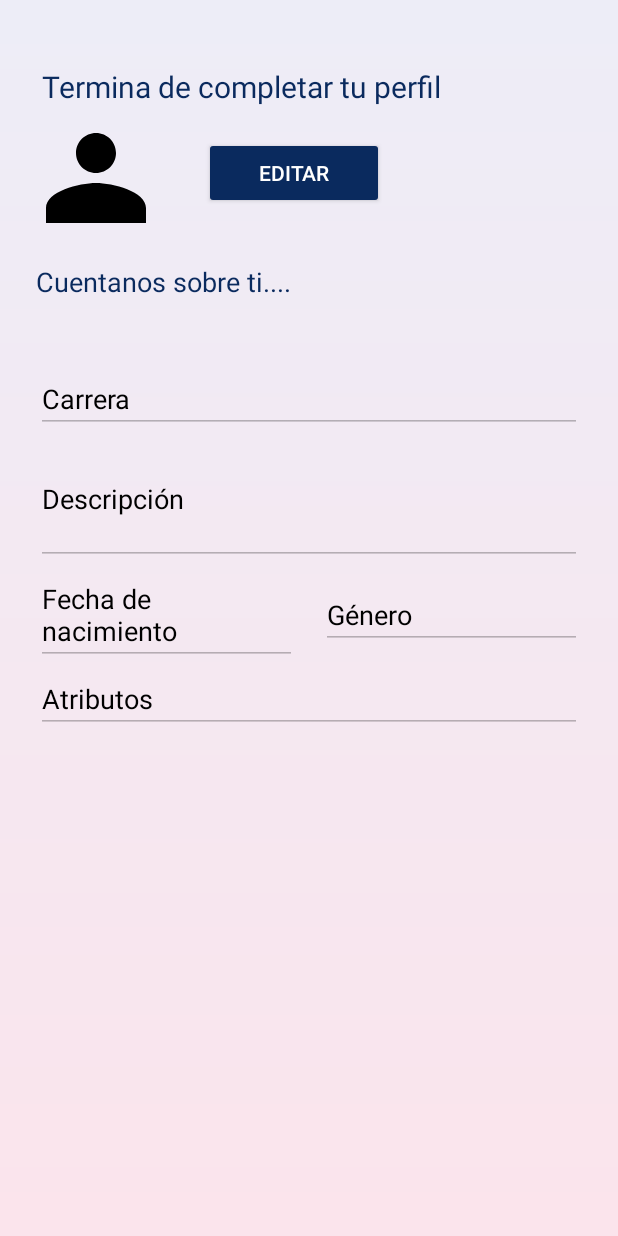
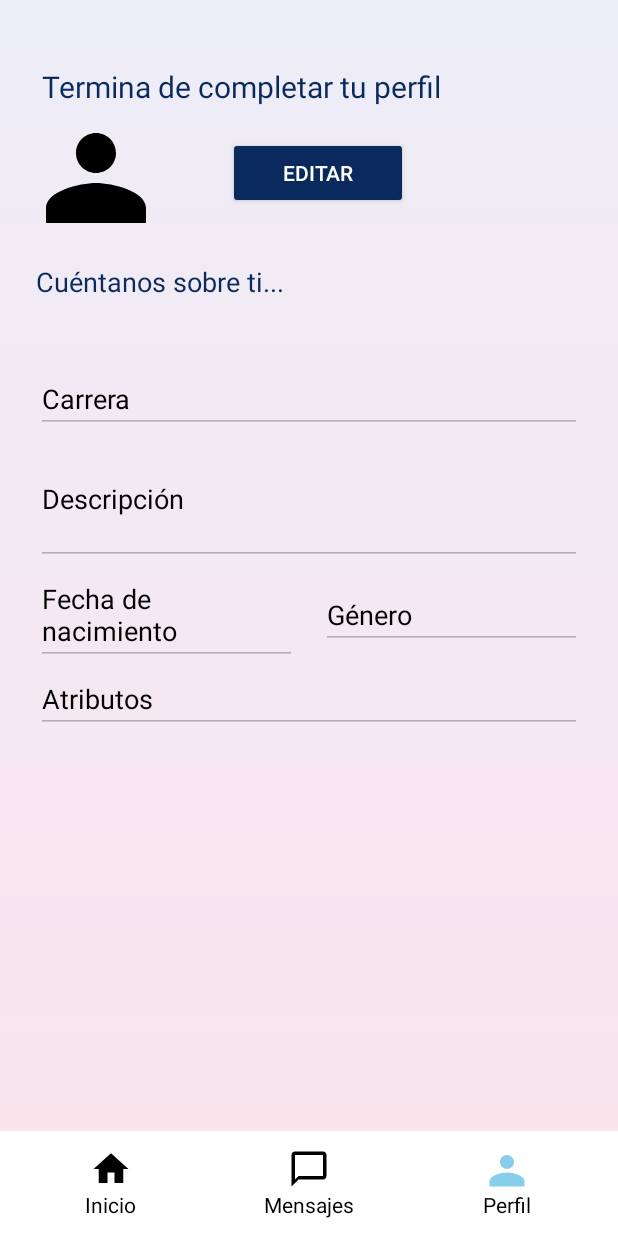
Before and after one commit to merenganov/NexuApp, an Android app built with Jetpack Compose: the ProfileActivity screen opened directly, with no data from a screen before it, on a phone screen of 412 x 824 dp. Run offline under Robolectric (Android 15) with nearby library versions, the phone set to English and light mode, and no system bars.

Commit message:
Commit diez
Corrección de barra inferior en perfil

```diff
--- a/app/src/main/java/com/example/nexu/ProfileActivity.kt
+++ b/app/src/main/java/com/example/nexu/ProfileActivity.kt
@@ -1,5 +1,6 @@
 package com.example.nexu
 
+import android.content.Intent
 import android.content.SharedPreferences
 import android.os.Bundle
 import android.view.View
@@ -11,6 +12,7 @@ class ProfileActivity : AppCompatActivity() {
     private lateinit var sharedPref: SharedPreferences
     private lateinit var email: String
 
+
     override fun onCreate(savedInstanceState: Bundle?) {
         super.onCreate(savedInstanceState)
         setContentView(R.layout.activity_profile)
@@ -19,6 +21,8 @@ class ProfileActivity : AppCompatActivity() {
 
         // Traemos el email del usuario actual
         email = intent.getStringExtra("email") ?: ""
+
+
 
         // Referencias UI
         val txtNombre = findViewById<TextView>(R.id.txtNombre)
@@ -130,6 +134,13 @@ class ProfileActivity : AppCompatActivity() {
 
 
         }
+        val navHome = findViewById<LinearLayout>(R.id.navHome)
+        navHome.setOnClickListener {
+            val intent = Intent(this, HomeActivity::class.java)
+            startActivity(intent)
+        }
+        //val navMessages = findViewById<LinearLayout>(R.id.navMessages)
+        //val navProfile = findViewById<LinearLayout>(R.id.navProfile)
     }
 
     // Función para activar/desactivar edición
--- /dev/null
+++ b/app/src/main/res/drawable/ic_home.xml
@@ -0,0 +1,5 @@
+<vector xmlns:android="http://schemas.android.com/apk/res/android" android:height="24dp" android:tint="#000000" android:viewportHeight="24" android:viewportWidth="24" android:width="24dp">
+
+    <path android:fillColor="@android:color/white" android:pathData="M10,20v-6h4v6h5v-8h3L12,3 2,12h3v8z"/>
+
+</vector>
--- /dev/null
+++ b/app/src/main/res/drawable/ic_menu.xml
@@ -0,0 +1,5 @@
+<vector xmlns:android="http://schemas.android.com/apk/res/android" android:height="24dp" android:tint="#000000" android:viewportHeight="24" android:viewportWidth="24" android:width="24dp">
+
+    <path android:fillColor="@android:color/white" android:pathData="M3,18h18v-2L3,16v2zM3,13h18v-2L3,11v2zM3,6v2h18L21,6L3,6z"/>
+
+</vector>
--- /dev/null
+++ b/app/src/main/res/drawable/ic_message.xml
@@ -0,0 +1,9 @@
+<vector xmlns:android="http://schemas.android.com/apk/res/android"
+    android:width="24dp"
+    android:height="24dp"
+    android:viewportWidth="24"
+    android:viewportHeight="24">
+    <path
+        android:fillColor="@color/black"
+        android:pathData="M20,2L4,2C2.9,2 2,2.9 2,4L2,22L6,18L20,18C21.1,18 22,17.1 22,16L22,4C22,2.9 21.1,2 20,2zM20,16L6,16L4,18L4,4L20,4L20,16z" />
+</vector>
--- /dev/null
+++ b/app/src/main/res/drawable/ic_profil.xml
@@ -0,0 +1,9 @@
+<vector xmlns:android="http://schemas.android.com/apk/res/android"
+    android:width="24dp"
+    android:height="24dp"
+    android:viewportWidth="24"
+    android:viewportHeight="24">
+    <path
+        android:fillColor="#87CEEB"
+        android:pathData="M12,12c2.21,0 4,-1.79 4,-4s-1.79,-4 -4,-4 -4,1.79 -4,4 1.79,4 4,4zM12,14c-3.33,0 -10,1.67 -10,5v3h20v-3c0,-3.33 -6.67,-5 -10,-5z"/>
+</vector>
--- a/app/src/main/res/layout/activity_profile.xml
+++ b/app/src/main/res/layout/activity_profile.xml
@@ -1,14 +1,23 @@
 <?xml version="1.0" encoding="utf-8"?>
-<ScrollView xmlns:android="http://schemas.android.com/apk/res/android"
+<LinearLayout xmlns:android="http://schemas.android.com/apk/res/android"
     android:layout_width="match_parent"
     android:layout_height="match_parent"
+    android:orientation="vertical"
     android:background="@drawable/home_gradient">
+
+    <!-- SCROLLVIEW (solo 1 hijo permitido) -->
+    <ScrollView
+        android:layout_width="match_parent"
+        android:layout_height="0dp"
+        android:layout_weight="1">
 
         <LinearLayout
             android:orientation="vertical"
             android:padding="24dp"
             android:layout_width="match_parent"
             android:layout_height="wrap_content">
+
+            <!-- MENSAJE COMPLETAR PERFIL -->
             <TextView
                 android:id="@+id/msgCompletar"
                 android:layout_width="wrap_content"
@@ -19,8 +28,7 @@
                 android:layout_marginTop="16dp"
                 android:padding="4dp" />
 
-
-        <!-- FOTO + BOTÓN EDITAR -->
+            <!-- FOTO + NOMBRE HEADER + BOTÓN EDITAR -->
             <LinearLayout
                 android:orientation="horizontal"
                 android:gravity="center_vertical"
@@ -32,6 +40,7 @@
                     android:layout_width="80dp"
                     android:layout_height="80dp"
                     android:src="@drawable/ic_profile" />
+
                 <TextView
                     android:id="@+id/txtNombreHeader"
                     android:layout_width="wrap_content"
@@ -40,8 +49,7 @@
                     android:textSize="22sp"
                     android:textStyle="bold"
                     android:textColor="@color/textPrimaryBlue"
-                android:layout_marginTop="8dp"/>
-
+                    android:layout_marginStart="16dp"/>
 
                 <Button
                     android:id="@+id/btnEditar"
@@ -51,20 +59,21 @@
                     android:text="EDITAR"
                     android:backgroundTint="@color/textPrimaryBlue"
                     android:textColor="@color/white" />
+
+
             </LinearLayout>
 
-        <!-- MENSAJE -->
+            <!-- Cuentanos -->
             <TextView
                 android:id="@+id/txtMensaje"
                 android:layout_width="wrap_content"
                 android:layout_height="wrap_content"
-            android:text="Cuentanos sobre ti...."
+                android:text="Cuéntanos sobre ti..."
                 android:textSize="18sp"
                 android:textColor="@color/textPrimaryBlue"
                 android:layout_marginTop="20dp" />
 
-        <!-- CAMPOS -->
-        <!-- NOMBRE -->
+            <!-- Nombre (NO editable) -->
             <TextView
                 android:id="@+id/txtNombre"
                 android:layout_width="wrap_content"
@@ -74,7 +83,7 @@
                 android:textColor="@color/textPrimaryBlue"
                 android:layout_marginTop="24dp"/>
 
-        <!-- Carrera -->
+            <!-- CARRERA -->
             <EditText
                 android:id="@+id/edtCarrera"
                 android:layout_width="match_parent"
@@ -84,7 +93,7 @@
                 android:textColor="@color/black"
                 android:enabled="false"/>
 
-        <!-- Descripción -->
+            <!-- DESCRIPCIÓN -->
             <EditText
                 android:id="@+id/edtDescripcion"
                 android:layout_width="match_parent"
@@ -95,12 +104,11 @@
                 android:textColor="@color/black"
                 android:minLines="3"/>
 
-        <!-- Fecha y género -->
+            <!-- FECHA Y GÉNERO -->
             <LinearLayout
                 android:orientation="horizontal"
                 android:layout_width="match_parent"
                 android:layout_height="wrap_content"
-            android:textColor="@color/black"
                 android:gravity="center">
 
                 <EditText
@@ -125,7 +133,7 @@
                     android:enabled="false"/>
             </LinearLayout>
 
-        <!-- Atributos -->
+            <!-- ATRIBUTOS -->
             <EditText
                 android:id="@+id/edtAtributos"
                 android:layout_width="match_parent"
@@ -135,7 +143,7 @@
                 android:textColor="@color/black"
                 android:enabled="false"/>
 
-        <!-- BOTÓN FINALIZAR (OCULTO) -->
+            <!-- BOTÓN FINALIZAR -->
             <Button
                 android:id="@+id/btnFinalizar"
                 android:layout_width="match_parent"
@@ -146,5 +154,78 @@
                 android:textColor="@color/white"
                 android:visibility="gone"/>
         </LinearLayout>
+    </ScrollView>
 
-</ScrollView>
+    <!-- BARRA DE NAVEGACIÓN INFERIOR -->
+    <LinearLayout
+        android:id="@+id/bottomNavProfile"
+        android:layout_width="match_parent"
+        android:layout_height="70dp"
+        android:orientation="horizontal"
+        android:gravity="center"
+        android:background="@color/white"
+        android:padding="8dp">
+
+        <!-- HOME -->
+        <LinearLayout
+            android:id="@+id/navHome"
+            android:layout_width="0dp"
+            android:layout_height="wrap_content"
+            android:layout_weight="1"
+            android:orientation="vertical"
+            android:gravity="center">
+            <ImageView
+                android:layout_width="28dp"
+                android:layout_height="28dp"
+                android:src="@drawable/ic_home"/>
+            <TextView
+                android:layout_width="wrap_content"
+                android:layout_height="wrap_content"
+                android:text="Inicio"
+                android:textColor="@color/black"
+                android:textSize="14sp"/>
+        </LinearLayout>
+
+        <!-- MENSAJES -->
+        <LinearLayout
+            android:id="@+id/navMessages"
+            android:layout_width="0dp"
+            android:layout_height="wrap_content"
+            android:layout_weight="1"
+            android:orientation="vertical"
+            android:gravity="center">
+            <ImageView
+                android:layout_width="28dp"
+                android:layout_height="28dp"
+                android:src="@drawable/ic_message"/>
+            <TextView
+                android:layout_width="wrap_content"
+                android:layout_height="wrap_content"
+                android:text="Mensajes"
+                android:textColor="@color/black"
+                android:textSize="14sp"/>
+        </LinearLayout>
+
+        <!-- PERFIL -->
+        <LinearLayout
+            android:id="@+id/navProfile"
+            android:layout_width="0dp"
+            android:layout_height="wrap_content"
+            android:layout_weight="1"
+            android:orientation="vertical"
+            android:gravity="center">
+            <ImageView
+                android:layout_width="28dp"
+                android:layout_height="28dp"
+                android:src="@drawable/ic_profil"/>
+            <TextView
+                android:layout_width="wrap_content"
+                android:layout_height="wrap_content"
+                android:text="Perfil"
+                android:textColor="@color/black"
+                android:textSize="14sp"/>
+        </LinearLayout>
+
+    </LinearLayout>
+
+</LinearLayout>
```
Lines whose indentation alone changed are shown as unchanged.
